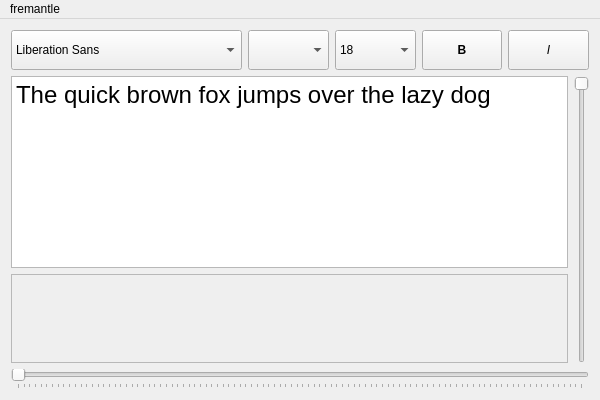
Before: the Qt Designer form src/mainwindow.ui in achipa/quickbrownfox, drawn with Qt 5.
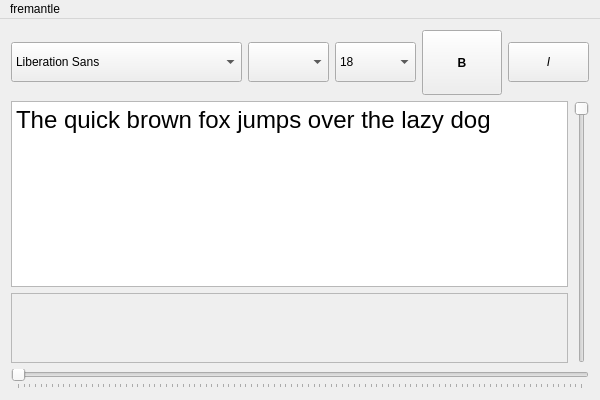
After: the same form once the commit is applied.

The edit to the form file:
```diff
--- a/src/mainwindow.ui
+++ b/src/mainwindow.ui
@@ -195,10 +195,16 @@
       </item>
       <item>
        <widget class="QPushButton" name="boldButton">
+        <property name="sizePolicy">
+         <sizepolicy hsizetype="Minimum" vsizetype="Fixed">
+          <horstretch>0</horstretch>
+          <verstretch>0</verstretch>
+         </sizepolicy>
+        </property>
         <property name="minimumSize">
          <size>
           <width>0</width>
-          <height>40</height>
+          <height>65</height>
          </size>
         </property>
         <property name="font">
@@ -273,7 +279,7 @@
              <x>0</x>
              <y>0</y>
              <width>555</width>
-             <height>88</height>
+             <height>63</height>
             </rect>
            </property>
            <layout class="QVBoxLayout" name="scrollFontsLayout">
```
Left out of the diff: 12 changed lines with no effect on the pictures.
